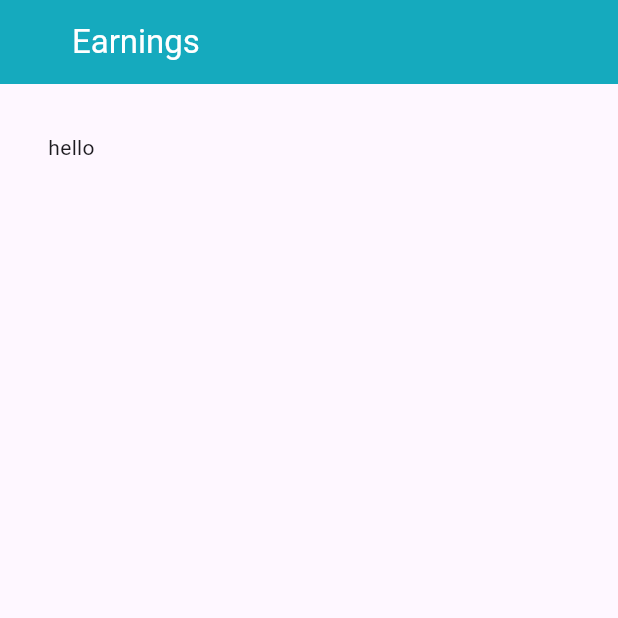
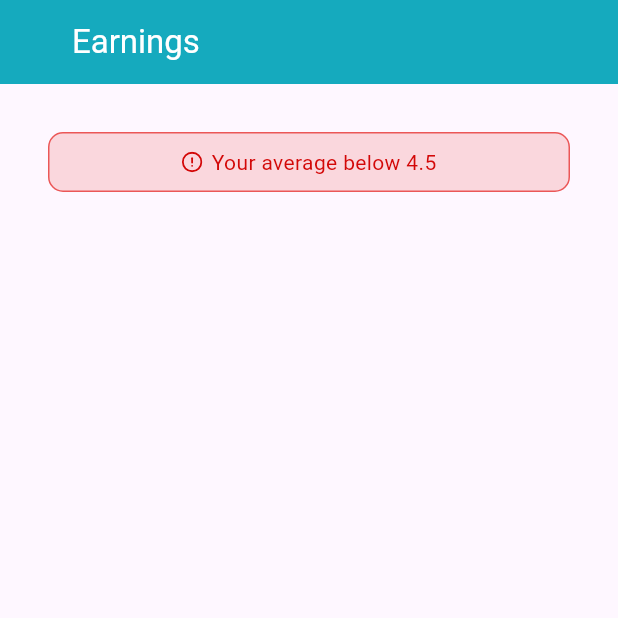
Before and after one commit to FlipKing037/earnings, a Flutter app: the screen it shows after launch, on a phone screen of 412 x 824 dp, the top half of it. Run offline on Flutter 3.47's test engine with Material 3 defaults, Android fonts, the phone set to English and light mode, and no system bars; our stand-ins replace flutter_svg.

Commit message:
add SVG assets, Create Average Widget

```diff
--- /dev/null
+++ b/lib/widgets/average.dart
@@ -0,0 +1,34 @@
+import 'package:flutter/material.dart';
+import 'package:flutter_svg/flutter_svg.dart';
+
+class AverageWidget extends StatelessWidget {
+  const AverageWidget({super.key});
+
+  @override
+  Widget build(BuildContext context) {
+    return Container(
+      height: 40,
+      width: double.infinity,
+      decoration: BoxDecoration(
+        color: const Color(0xffEB5757).withOpacity(.2),
+        borderRadius: BorderRadius.circular(10),
+        border: Border.all(
+          color: const Color(0xffEB5757),
+        ),
+      ),
+      child: Row(
+        mainAxisAlignment: MainAxisAlignment.center,
+        children: [
+          SvgPicture.asset('assets/icons/danger_circle.svg'),
+          const SizedBox(
+            width: 6,
+          ),
+          const Text(
+            'Your average below 4.5',
+            style: TextStyle(color: Color(0xffD30808)),
+          ),
+        ],
+      ),
+    );
+  }
+}
--- a/lib/widgets/earning_time.dart
+++ b/lib/widgets/earning_time.dart
@@ -1,3 +1,4 @@
+import 'package:earnings/widgets/average.dart';
 import 'package:flutter/material.dart';
 
 class EarningTimeWidget extends StatelessWidget {
@@ -7,8 +8,12 @@ class EarningTimeWidget extends StatelessWidget {
   Widget build(BuildContext context) {
     return const Padding(
       padding: EdgeInsets.all(32),
-      child: Column(
-        children: [Text('hello')],
+      child: SingleChildScrollView(
+        child: Column(
+          children: [
+            AverageWidget(),
+          ],
+        ),
       ),
     );
   }
--- a/pubspec.yaml
+++ b/pubspec.yaml
@@ -35,6 +35,7 @@ dependencies:
   # The following adds the Cupertino Icons font to your application.
   # Use with the CupertinoIcons class for iOS style icons.
   cupertino_icons: ^1.0.2
+  flutter_svg: ^2.0.10+1
 
 dev_dependencies:
   flutter_test:
@@ -59,8 +60,8 @@ flutter:
   uses-material-design: true
 
   # To add assets to your application, add an assets section, like this:
-  # assets:
-  #   - images/a_dot_burr.jpeg
+  assets:
+    - assets/icons/danger_circle.svg
   #   - images/a_dot_ham.jpeg
 
   # An image asset can refer to one or more resolution-specific "variants", see
```
Also changed, not shown: assets/icons/danger_circle.svg (added), pubspec.lock.
